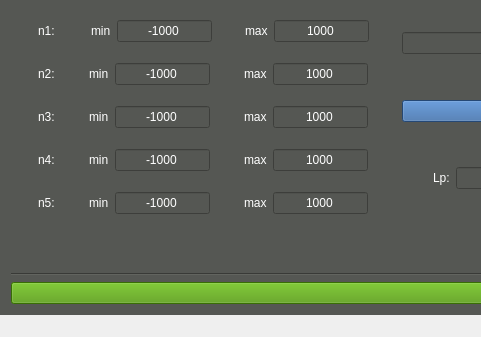
AdamKrzykala/Optimization, file uic/optimizationmainwindow.ui: the form before one commit; both pictures show x 0 to 481 and y 383 to 720 of the 1080 by 720 pixel window.
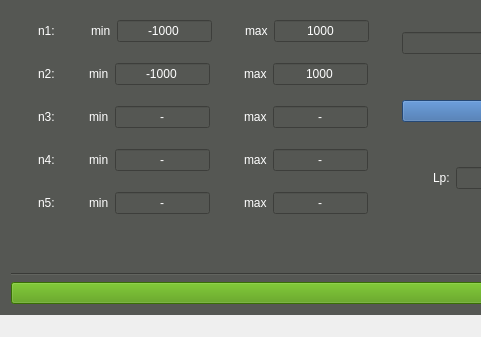
The form after the commit. Icons and pictures are not drawn.

Commit message: Constructor actualization

```diff
--- a/uic/optimizationmainwindow.ui
+++ b/uic/optimizationmainwindow.ui
@@ -446,12 +446,15 @@
           </item>
           <item>
            <widget class="QLineEdit" name="n3MinValue">
+            <property name="enabled">
+             <bool>false</bool>
+            </property>
             <property name="styleSheet">
              <string notr="true">border-color: rgb(255, 255, 255);
 color: rgb(255, 255, 255);</string>
             </property>
             <property name="text">
-             <string>-1000</string>
+             <string>-</string>
             </property>
             <property name="alignment">
              <set>Qt::AlignCenter</set>
@@ -484,12 +487,15 @@
           </item>
           <item>
            <widget class="QLineEdit" name="n3MaxValue">
+            <property name="enabled">
+             <bool>false</bool>
+            </property>
             <property name="styleSheet">
              <string notr="true">border-color: rgb(255, 255, 255);
 color: rgb(255, 255, 255);</string>
             </property>
             <property name="text">
-             <string>1000</string>
+             <string>-</string>
             </property>
             <property name="alignment">
              <set>Qt::AlignCenter</set>
@@ -563,12 +569,15 @@
           </item>
           <item>
            <widget class="QLineEdit" name="n4MinValue">
+            <property name="enabled">
+             <bool>false</bool>
+            </property>
             <property name="styleSheet">
              <string notr="true">border-color: rgb(255, 255, 255);
 color: rgb(255, 255, 255);</string>
             </property>
             <property name="text">
-             <string>-1000</string>
+             <string>-</string>
             </property>
             <property name="alignment">
              <set>Qt::AlignCenter</set>
@@ -601,12 +610,15 @@
           </item>
           <item>
            <widget class="QLineEdit" name="n4MaxValue">
+            <property name="enabled">
+             <bool>false</bool>
+            </property>
             <property name="styleSheet">
              <string notr="true">border-color: rgb(255, 255, 255);
 color: rgb(255, 255, 255);</string>
             </property>
             <property name="text">
-             <string>1000</string>
+             <string>-</string>
             </property>
             <property name="alignment">
              <set>Qt::AlignCenter</set>
@@ -680,12 +692,15 @@
           </item>
           <item>
            <widget class="QLineEdit" name="n5MinValue">
+            <property name="enabled">
+             <bool>false</bool>
+            </property>
             <property name="styleSheet">
              <string notr="true">border-color: rgb(255, 255, 255);
 color: rgb(255, 255, 255);</string>
             </property>
             <property name="text">
-             <string>-1000</string>
+             <string>-</string>
             </property>
             <property name="alignment">
              <set>Qt::AlignCenter</set>
@@ -718,12 +733,15 @@
           </item>
           <item>
            <widget class="QLineEdit" name="n5MaxValue">
+            <property name="enabled">
+             <bool>false</bool>
+            </property>
             <property name="styleSheet">
              <string notr="true">border-color: rgb(255, 255, 255);
 color: rgb(255, 255, 255);</string>
             </property>
             <property name="text">
-             <string>1000</string>
+             <string>-</string>
             </property>
             <property name="alignment">
              <set>Qt::AlignCenter</set>
```
Left out of the diff: 3 changed lines with no effect on the pictures. The commit also changes 1 other file.
